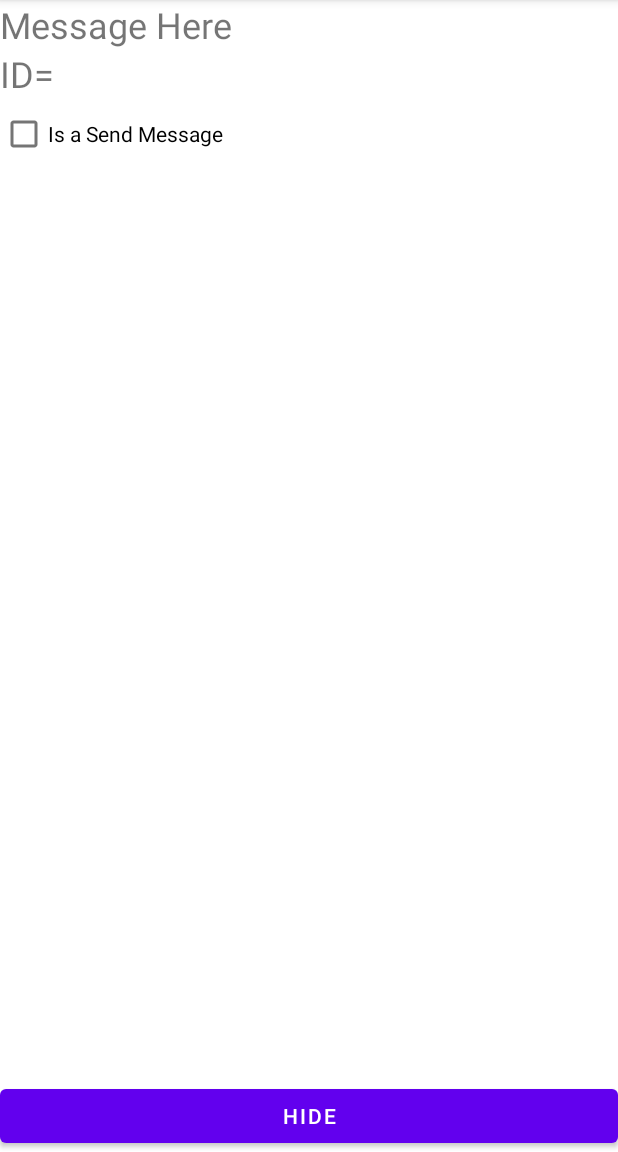
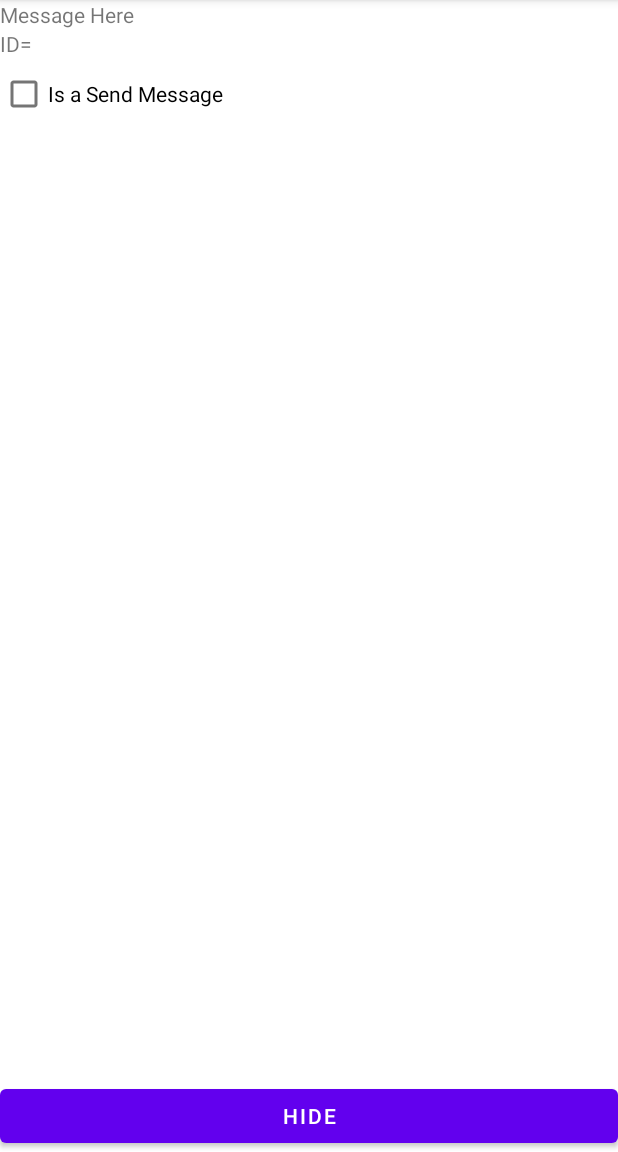
Before and after one commit to dennywai/AndroidLabs, an Android app: the fragment DetailsFragment shown on its own in the app's theme, on a phone screen of 412 x 824 dp, the part 84-1236 px from its top. Run offline under Robolectric (Android 15) with nearby library versions, the phone set to English and light mode, and no system bars.

Commit message:
Lab_7 Commit

```diff
--- a/app/src/main/res/layout/fragment_details.xml
+++ b/app/src/main/res/layout/fragment_details.xml
@@ -6,9 +6,9 @@
     tools:context=".DetailsFragment"
     android:id="@+id/fragmentdetail">
 
-    <LinearLayout
+    <RelativeLayout
         android:layout_width="match_parent"
-        android:layout_height="wrap_content"
+        android:layout_height="match_parent"
         android:orientation="vertical">
 
         <TextView
@@ -16,28 +16,28 @@
             android:layout_width="match_parent"
             android:layout_height="wrap_content"
             android:text="@string/messagehere"
-            android:textSize="24sp" />
+            android:layout_alignParentTop="true"/>
 
         <TextView
             android:id="@+id/id"
             android:layout_width="match_parent"
             android:layout_height="wrap_content"
             android:text="@string/id"
-            android:textSize="24sp" />
+            android:layout_below="@id/messagehere"/>
 
         <CheckBox
             android:id="@+id/issend"
             android:layout_width="match_parent"
             android:layout_height="wrap_content"
+            android:layout_below="@id/id"
             android:text="@string/issend" />
-
-    </LinearLayout>
 
     <Button
         android:id="@+id/hideButton"
         android:layout_width="fill_parent"
         android:layout_height="wrap_content"
-        android:layout_gravity="bottom"
+        android:layout_alignParentBottom="true"
         android:text="HIDE" />
+    </RelativeLayout>
 
 </FrameLayout>
```
